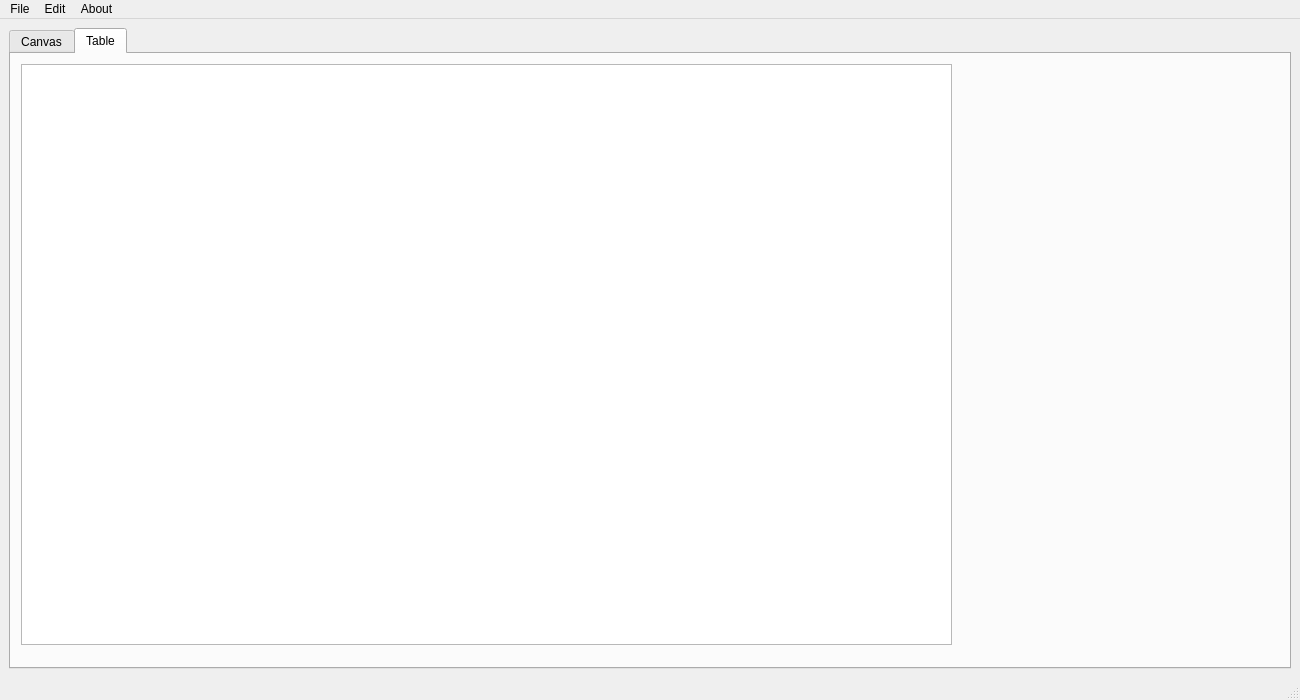
First picture: the form in CoolCats/maininterface.ui, repository 25wes25/include-dad-, before the edit.
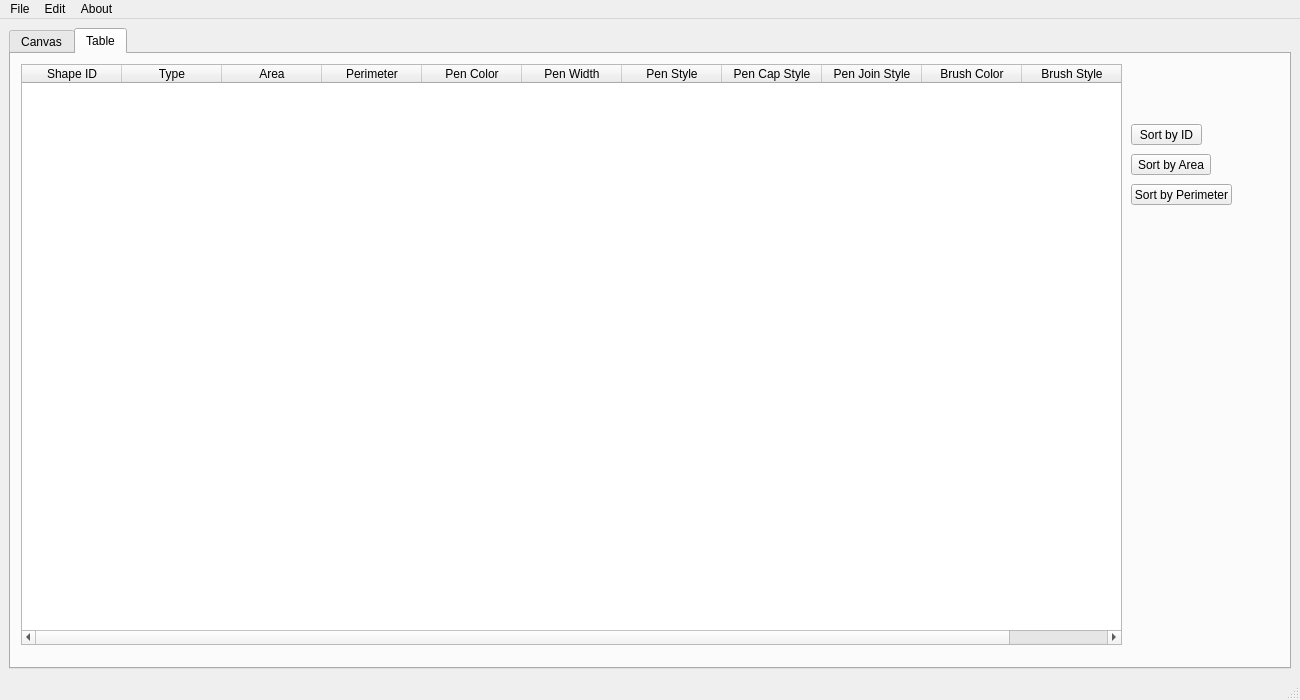
Second picture: the form after the edit. The open tabs and pages were chosen to show the change.

The edit to the form file:
```diff
--- a/CoolCats/maininterface.ui
+++ b/CoolCats/maininterface.ui
@@ -660,9 +660,103 @@
          <rect>
           <x>10</x>
           <y>10</y>
-          <width>931</width>
+          <width>1101</width>
           <height>581</height>
          </rect>
+        </property>
+        <column>
+         <property name="text">
+          <string>Shape ID</string>
+         </property>
+        </column>
+        <column>
+         <property name="text">
+          <string>Type</string>
+         </property>
+        </column>
+        <column>
+         <property name="text">
+          <string>Area</string>
+         </property>
+        </column>
+        <column>
+         <property name="text">
+          <string>Perimeter</string>
+         </property>
+        </column>
+        <column>
+         <property name="text">
+          <string>Pen Color</string>
+         </property>
+        </column>
+        <column>
+         <property name="text">
+          <string>Pen Width</string>
+         </property>
+        </column>
+        <column>
+         <property name="text">
+          <string>Pen Style</string>
+         </property>
+        </column>
+        <column>
+         <property name="text">
+          <string>Pen Cap Style</string>
+         </property>
+        </column>
+        <column>
+         <property name="text">
+          <string>Pen Join Style</string>
+         </property>
+        </column>
+        <column>
+         <property name="text">
+          <string>Brush Color</string>
+         </property>
+        </column>
+        <column>
+         <property name="text">
+          <string>Brush Style</string>
+         </property>
+        </column>
+       </widget>
+       <widget class="QPushButton" name="button_SortID">
+        <property name="geometry">
+         <rect>
+          <x>1120</x>
+          <y>70</y>
+          <width>71</width>
+          <height>21</height>
+         </rect>
+        </property>
+        <property name="text">
+         <string>Sort by ID</string>
+        </property>
+       </widget>
+       <widget class="QPushButton" name="button_SortArea">
+        <property name="geometry">
+         <rect>
+          <x>1120</x>
+          <y>100</y>
+          <width>80</width>
+          <height>21</height>
+         </rect>
+        </property>
+        <property name="text">
+         <string>Sort by Area</string>
+        </property>
+       </widget>
+       <widget class="QPushButton" name="button_SortPerimeter">
+        <property name="geometry">
+         <rect>
+          <x>1120</x>
+          <y>130</y>
+          <width>101</width>
+          <height>21</height>
+         </rect>
+        </property>
+        <property name="text">
+         <string>Sort by Perimeter</string>
         </property>
        </widget>
       </widget>
```
Left out of the diff: 2 changed lines with no effect on the pictures.
